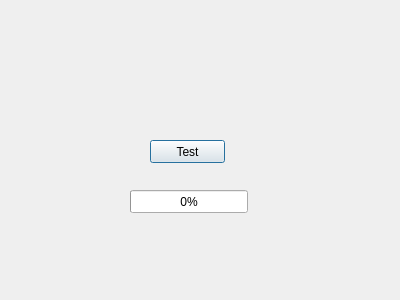
Above: src/archiver.ui from tylermchenry/email_archiver before the change. Below: the same form after it.
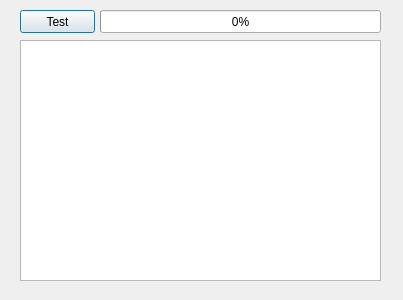
That is the form after the change.

Commit message: Run messages through RFC 2822 parser and add rudimentary MVC table display.

Diff of the .ui file:
```diff
--- a/src/archiver.ui
+++ b/src/archiver.ui
@@ -6,7 +6,7 @@
    <rect>
     <x>0</x>
     <y>0</y>
-    <width>400</width>
+    <width>403</width>
     <height>300</height>
    </rect>
   </property>
@@ -16,8 +16,8 @@
   <widget class="QPushButton" name="btnTest">
    <property name="geometry">
     <rect>
-     <x>150</x>
-     <y>140</y>
+     <x>20</x>
+     <y>10</y>
      <width>75</width>
      <height>23</height>
     </rect>
@@ -29,9 +29,9 @@
   <widget class="QProgressBar" name="prbProcessing">
    <property name="geometry">
     <rect>
-     <x>130</x>
-     <y>190</y>
-     <width>118</width>
+     <x>100</x>
+     <y>10</y>
+     <width>281</width>
      <height>23</height>
     </rect>
    </property>
@@ -39,6 +39,16 @@
     <number>0</number>
    </property>
   </widget>
+  <widget class="QTableView" name="tblMessages">
+   <property name="geometry">
+    <rect>
+     <x>20</x>
+     <y>40</y>
+     <width>361</width>
+     <height>241</height>
+    </rect>
+   </property>
+  </widget>
  </widget>
  <layoutdefault spacing="6" margin="11"/>
  <resources/>
```
The commit also changes 11 other files.
